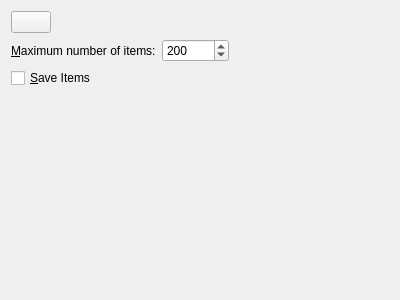
Old version of the form src/ui/tabpropertieswidget.ui in the repository hluk/CopyQ.
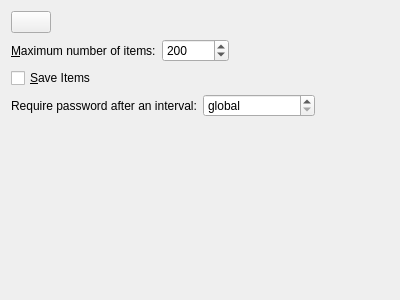
New version of the form. Custom widgets are drawn as their Qt base class.

Commit message:
Allow to set custom encryption password expiration
This change also block any clients until configuration is fully loaded,
this also includes mainly asking user for the initial encryption
password to decrypt data, before clients can retrieve items.

Patch:
```diff
--- a/src/ui/tabpropertieswidget.ui
+++ b/src/ui/tabpropertieswidget.ui
@@ -85,6 +85,51 @@
      </property>
     </widget>
    </item>
+    <item>
+     <layout class="QHBoxLayout" name="horizontalLayout_3">
+      <item>
+       <widget class="QLabel" name="label_3">
+        <property name="text">
+         <string>Require password after an interval:</string>
+        </property>
+        <property name="buddy">
+         <cstring>encryptedExpireSeconds</cstring>
+        </property>
+       </widget>
+      </item>
+      <item>
+       <widget class="QSpinBox" name="encryptedExpireSeconds">
+        <property name="toolTip">
+         <string>Per-tab timeout in seconds for requiring encryption password again.
+
+Set to 0 to use global setting.</string>
+        </property>
+        <property name="specialValueText">
+         <string>global</string>
+        </property>
+        <property name="suffix">
+         <string>seconds</string>
+        </property>
+        <property name="maximum">
+         <number>999999</number>
+        </property>
+       </widget>
+      </item>
+      <item>
+       <spacer name="horizontalSpacer_6">
+        <property name="orientation">
+         <enum>Qt::Horizontal</enum>
+        </property>
+        <property name="sizeHint" stdset="0">
+         <size>
+          <width>40</width>
+          <height>20</height>
+         </size>
+        </property>
+       </spacer>
+      </item>
+     </layout>
+    </item>
    <item>
     <spacer name="verticalSpacer">
      <property name="orientation">
```
Left out of the diff: 1 changed line with no effect on the pictures. Lines whose indentation alone changed are shown as unchanged. The commit also changes 26 other files.
